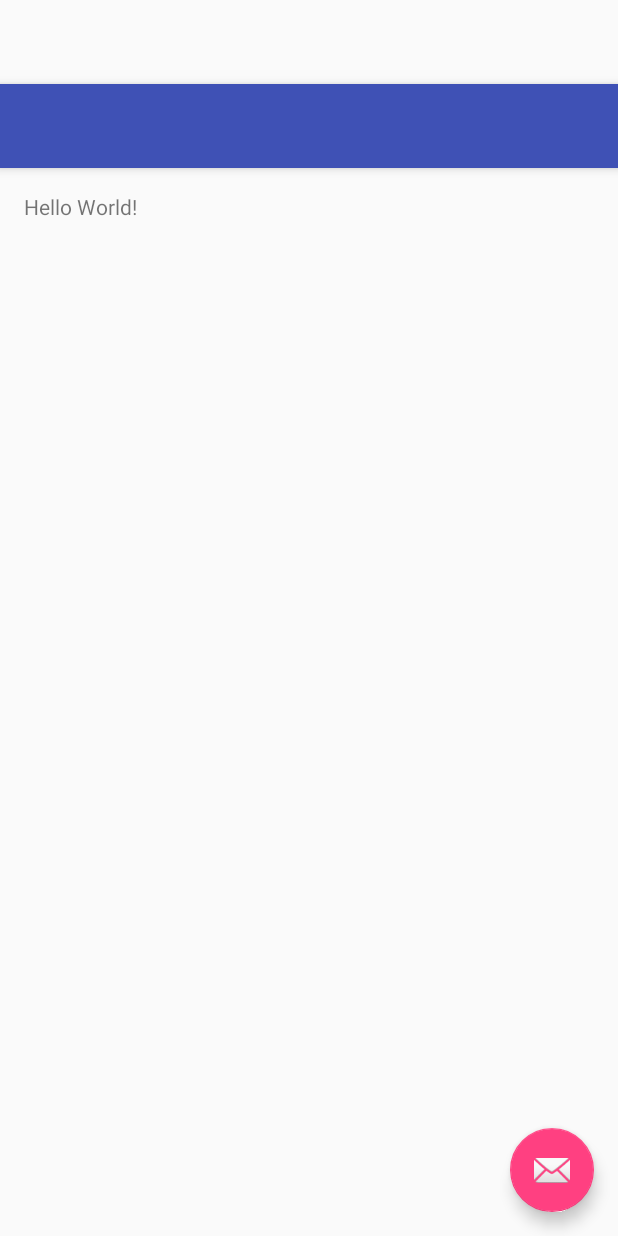
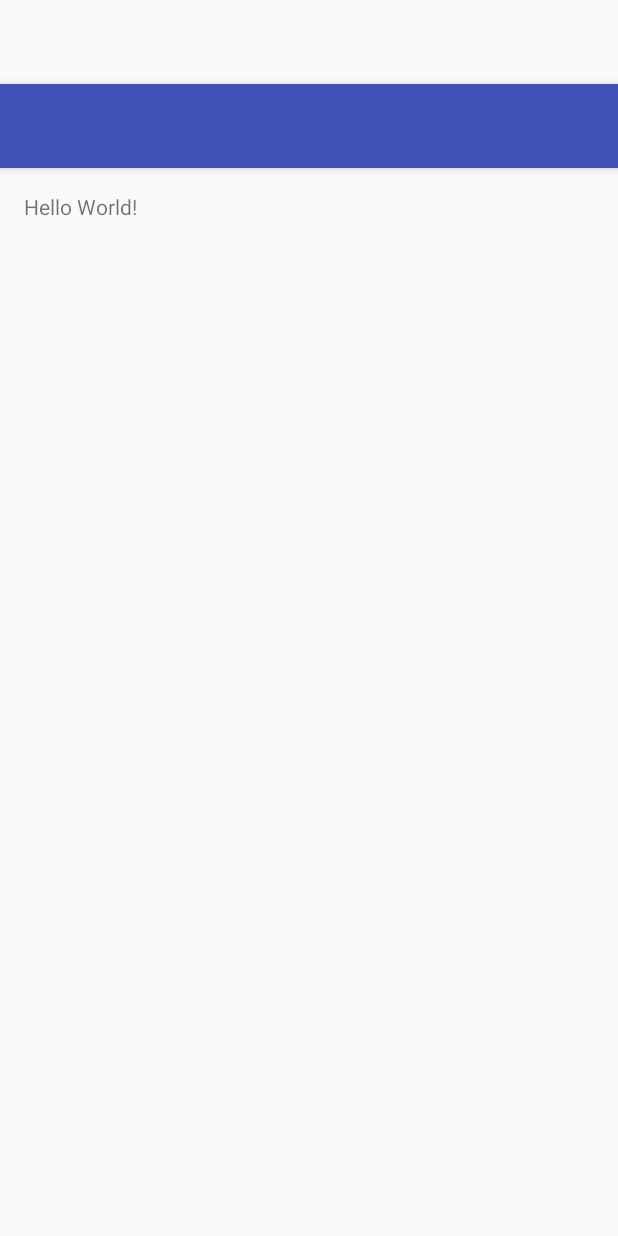
Before and after one commit to christodenny/Liaise, an Android app: the layout activity_main.xml on its own in the app's theme, with its tools: preview values and no code run, on a phone screen of 412 x 824 dp. Run offline under Robolectric (Android 15) with nearby library versions, the phone set to English and light mode, and no system bars.

Commit message:
removed thing

```diff
--- a/Liaise/app/src/main/res/layout/activity_main.xml
+++ b/Liaise/app/src/main/res/layout/activity_main.xml
@@ -23,7 +23,7 @@
 
     <include layout="@layout/content_main" />
 
-    <android.support.design.widget.FloatingActionButton
+    android.support.design.widget.FloatingActionButton
         android:id="@+id/fab"
         android:layout_width="wrap_content"
         android:layout_height="wrap_content"
```
